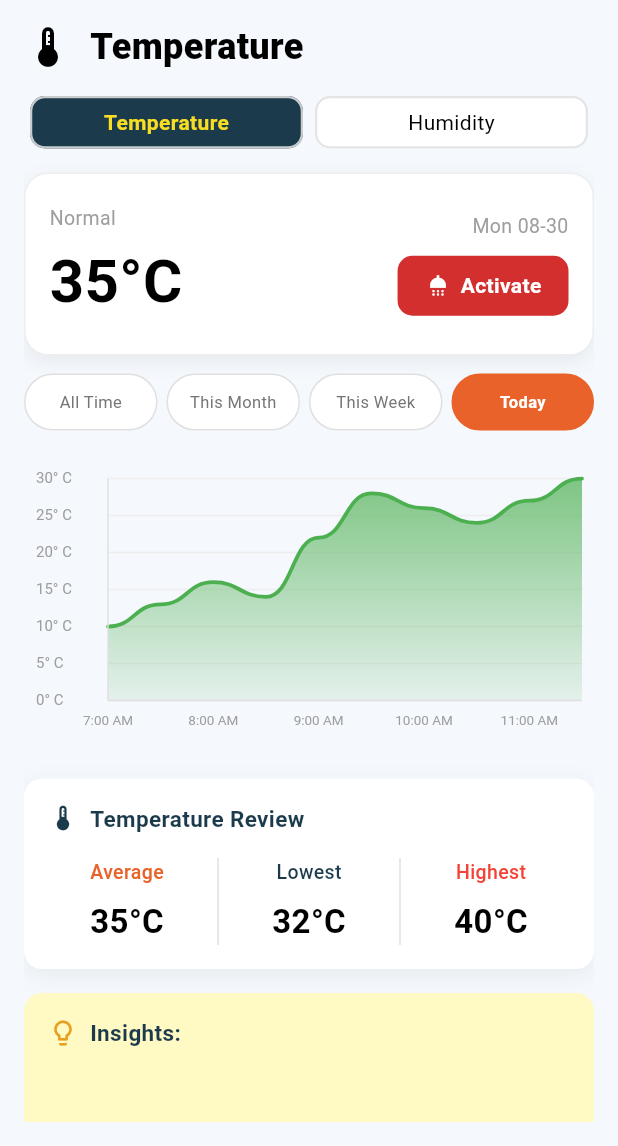
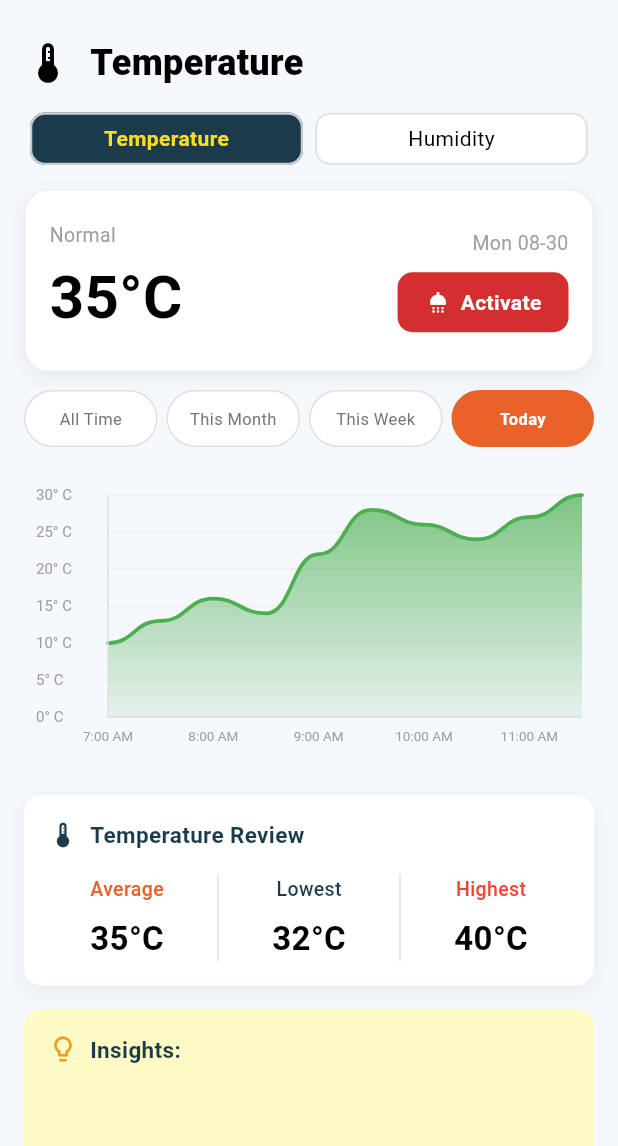
Before and after one commit to Jhn-Zechariah/PRiSM_CapstoneProject, a Flutter app: the TemperatureMonitoring widget shown alone on an empty page, opened directly, on a phone screen of 412 x 824 dp, the part 90-1236 px from its top. Run offline on Flutter 3.47's test engine with Material 3 defaults, Android fonts, the phone set to English and light mode, and no system bars; our stand-ins replace cloud_firestore, curved_navigation_bar, firebase_auth, firebase_core, fl_chart, flutter_bloc and 4 more; accounts and stored records are empty.

Commit message:
temperaturemonitoring.dart

```diff
--- a/lib/screens/temperaturemonitoring.dart
+++ b/lib/screens/temperaturemonitoring.dart
@@ -38,15 +38,18 @@ class _TemperatureMonitoringState extends State<TemperatureMonitoring> {
 
   @override
   Widget build(BuildContext context) {
-    return Padding(
-      padding: const EdgeInsets.all(16.0),
-      child: SingleChildScrollView(
+    return SingleChildScrollView(
       child: Column(
         crossAxisAlignment: CrossAxisAlignment.start,
         children: [
-            AppTopBar(),
-            const SizedBox(height: 10),
-              Column(
+          Padding(
+            padding: const EdgeInsets.all(16),
+            child: AppTopBar(),
+          ),
+          const SizedBox(height: 5),
+          Padding(
+            padding: const EdgeInsets.symmetric(horizontal: 16),
+            child: Column(
               crossAxisAlignment: CrossAxisAlignment.start,
               children: [
                 _buildTitle(),
@@ -58,7 +61,6 @@ class _TemperatureMonitoringState extends State<TemperatureMonitoring> {
                     setState(() {
                       _selectedTab = index;
                     });
-
                     if (index == 1) {
                       widget.onSwitchToHumidity?.call();
                     }
@@ -77,8 +79,8 @@ class _TemperatureMonitoringState extends State<TemperatureMonitoring> {
                 const SizedBox(height: 24),
               ],
             ),
+          ),
         ],
-        ),
       ),
     );
   }
```
Lines whose indentation alone changed are shown as unchanged.
